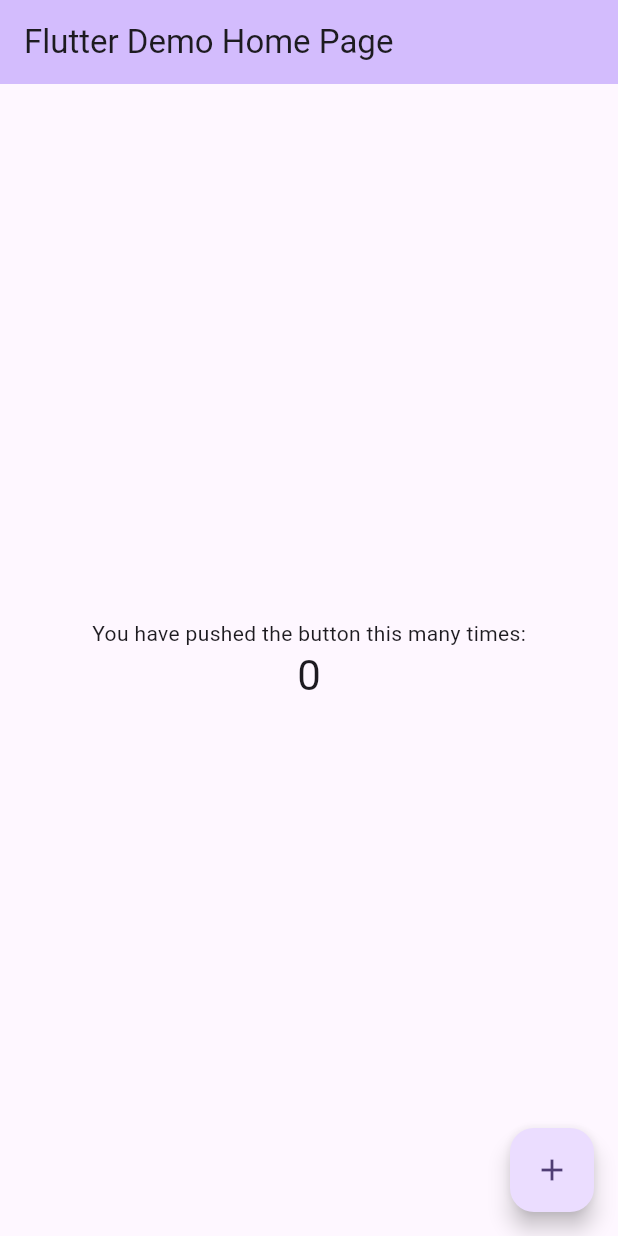
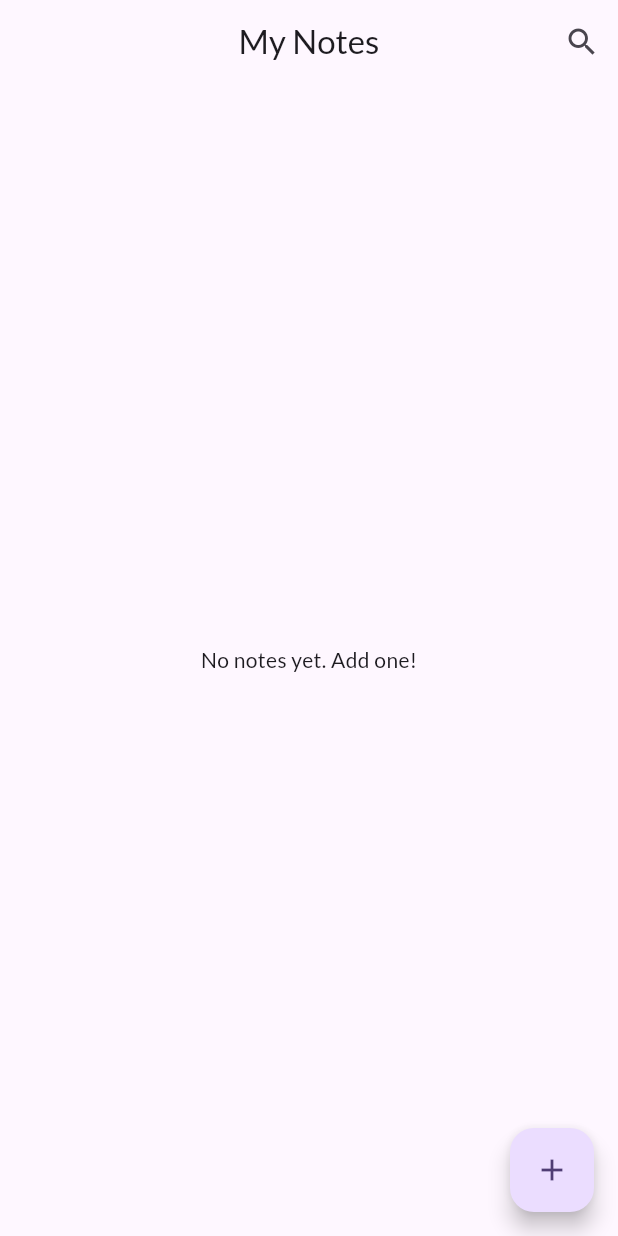
Before and after one commit to visatk/NoteAI, a Flutter app: the screen it shows after launch, on a phone screen of 412 x 824 dp. Run offline on Flutter 3.47's test engine with Material 3 defaults, Android fonts, the phone set to English and light mode, and no system bars; our stand-ins replace google_fonts, sqflite; accounts and stored records are empty.

Commit message:
feat: Implement professional note app with masonry layout and sqflite
Co-authored-by: visatk <261909119+visatk@users.noreply.github.com>

```diff
--- a/lib/main.dart
+++ b/lib/main.dart
@@ -1,122 +1,28 @@
 import 'package:flutter/material.dart';
+import 'package:provider/provider.dart';
+import 'providers/notes_provider.dart';
+import 'screens/home_screen.dart';
+import 'utils/theme.dart';
 
-void main() {
+void main() async {
+  WidgetsFlutterBinding.ensureInitialized();
   runApp(const MyApp());
 }
 
 class MyApp extends StatelessWidget {
   const MyApp({super.key});
 
-  // This widget is the root of your application.
   @override
   Widget build(BuildContext context) {
-    return MaterialApp(
-      title: 'Flutter Demo',
-      theme: ThemeData(
-        // This is the theme of your application.
-        //
-        // TRY THIS: Try running your application with "flutter run". You'll see
-        // the application has a purple toolbar. Then, without quitting the app,
-        // try changing the seedColor in the colorScheme below to Colors.green
-        // and then invoke "hot reload" (save your changes or press the "hot
-        // reload" button in a Flutter-supported IDE, or press "r" if you used
-        // the command line to start the app).
-        //
-        // Notice that the counter didn't reset back to zero; the application
-        // state is not lost during the reload. To reset the state, use hot
-        // restart instead.
-        //
-        // This works for code too, not just values: Most code changes can be
-        // tested with just a hot reload.
-        colorScheme: ColorScheme.fromSeed(seedColor: Colors.deepPurple),
+    return ChangeNotifierProvider(
+      create: (context) => NotesProvider()..loadNotes(),
+      child: MaterialApp(
+        title: 'Professional Notes',
+        theme: AppTheme.lightTheme,
+        darkTheme: AppTheme.darkTheme,
+        themeMode: ThemeMode.system,
+        home: const HomeScreen(),
       ),
-      home: const MyHomePage(title: 'Flutter Demo Home Page'),
     );
   }
 }
-
-class MyHomePage extends StatefulWidget {
-  const MyHomePage({super.key, required this.title});
-
-  // This widget is the home page of your application. It is stateful, meaning
-  // that it has a State object (defined below) that contains fields that affect
-  // how it looks.
-
-  // This class is the configuration for the state. It holds the values (in this
-  // case the title) provided by the parent (in this case the App widget) and
-  // used by the build method of the State. Fields in a Widget subclass are
-  // always marked "final".
-
-  final String title;
-
-  @override
-  State<MyHomePage> createState() => _MyHomePageState();
-}
-
-class _MyHomePageState extends State<MyHomePage> {
-  int _counter = 0;
-
-  void _incrementCounter() {
-    setState(() {
-      // This call to setState tells the Flutter framework that something has
-      // changed in this State, which causes it to rerun the build method below
-      // so that the display can reflect the updated values. If we changed
-      // _counter without calling setState(), then the build method would not be
-      // called again, and so nothing would appear to happen.
-      _counter++;
-    });
-  }
-
-  @override
-  Widget build(BuildContext context) {
-    // This method is rerun every time setState is called, for instance as done
-    // by the _incrementCounter method above.
-    //
-    // The Flutter framework has been optimized to make rerunning build methods
-    // fast, so that you can just rebuild anything that needs updating rather
-    // than having to individually change instances of widgets.
-    return Scaffold(
-      appBar: AppBar(
-        // TRY THIS: Try changing the color here to a specific color (to
-        // Colors.amber, perhaps?) and trigger a hot reload to see the AppBar
-        // change color while the other colors stay the same.
-        backgroundColor: Theme.of(context).colorScheme.inversePrimary,
-        // Here we take the value from the MyHomePage object that was created by
-        // the App.build method, and use it to set our appbar title.
-        title: Text(widget.title),
-      ),
-      body: Center(
-        // Center is a layout widget. It takes a single child and positions it
-        // in the middle of the parent.
-        child: Column(
-          // Column is also a layout widget. It takes a list of children and
-          // arranges them vertically. By default, it sizes itself to fit its
-          // children horizontally, and tries to be as tall as its parent.
-          //
-          // Column has various properties to control how it sizes itself and
-          // how it positions its children. Here we use mainAxisAlignment to
-          // center the children vertically; the main axis here is the vertical
-          // axis because Columns are vertical (the cross axis would be
-          // horizontal).
-          //
-          // TRY THIS: Invoke "debug painting" (choose the "Toggle Debug Paint"
-          // action in the IDE, or press "p" in the console), to see the
-          // wireframe for each widget.
-          mainAxisAlignment: MainAxisAlignment.center,
-          children: <Widget>[
-            const Text('You have pushed the button this many times:'),
-            Text(
-              '$_counter',
-              style: Theme.of(context).textTheme.headlineMedium,
-            ),
-          ],
-        ),
-      ),
-      floatingActionButton: FloatingActionButton(
-        onPressed: _incrementCounter,
-        tooltip: 'Increment',
-        child: const Icon(Icons.add),
-      ), // This trailing comma makes auto-formatting nicer for build methods.
-    );
-  }
-}
--- /dev/null
+++ b/lib/models/note.dart
@@ -0,0 +1,51 @@
+class Note {
+  final String id;
+  final String title;
+  final String content;
+  final DateTime createdAt;
+  final DateTime updatedAt;
+
+  Note({
+    required this.id,
+    required this.title,
+    required this.content,
+    required this.createdAt,
+    required this.updatedAt,
+  });
+
+  Map<String, dynamic> toMap() {
+    return {
+      'id': id,
+      'title': title,
+      'content': content,
+      'createdAt': createdAt.toIso8601String(),
+      'updatedAt': updatedAt.toIso8601String(),
+    };
+  }
+
+  factory Note.fromMap(Map<String, dynamic> map) {
+    return Note(
+      id: map['id'],
+      title: map['title'],
+      content: map['content'],
+      createdAt: DateTime.parse(map['createdAt']),
+      updatedAt: DateTime.parse(map['updatedAt']),
+    );
+  }
+
+  Note copyWith({
+    String? id,
+    String? title,
+    String? content,
+    DateTime? createdAt,
+    DateTime? updatedAt,
+  }) {
+    return Note(
+      id: id ?? this.id,
+      title: title ?? this.title,
+      content: content ?? this.content,
+      createdAt: createdAt ?? this.createdAt,
+      updatedAt: updatedAt ?? this.updatedAt,
+    );
+  }
+}
--- /dev/null
+++ b/lib/providers/notes_provider.dart
@@ -0,0 +1,73 @@
+import 'package:flutter/material.dart';
+import '../models/note.dart';
+import '../db/database_helper.dart';
+import 'package:uuid/uuid.dart';
+
+class NotesProvider with ChangeNotifier {
+  List<Note> _notes = [];
+  bool _isLoading = false;
+  String _searchQuery = '';
+  final DatabaseHelper _dbHelper;
+
+  NotesProvider({DatabaseHelper? dbHelper})
+    : _dbHelper = dbHelper ?? DatabaseHelper.instance;
+
+  List<Note> get notes {
+    if (_searchQuery.isEmpty) {
+      return _notes;
+    } else {
+      return _notes
+          .where(
+            (note) =>
+                note.title.toLowerCase().contains(_searchQuery.toLowerCase()) ||
+                note.content.toLowerCase().contains(_searchQuery.toLowerCase()),
+          )
+          .toList();
+    }
+  }
+
+  List<Note> get allNotes => _notes;
+
+  bool get isLoading => _isLoading;
+
+  Future<void> loadNotes() async {
+    _isLoading = true;
+    notifyListeners();
+
+    _notes = await _dbHelper.getAllNotes();
+
+    _isLoading = false;
+    notifyListeners();
+  }
+
+  Future<void> addNote(String title, String content) async {
+    final newNote = Note(
+      id: const Uuid().v4(),
+      title: title,
+      content: content,
+      createdAt: DateTime.now(),
+      updatedAt: DateTime.now(),
+    );
+
+    await _dbHelper.insertNote(newNote);
+    await loadNotes();
+  }
+
+  Future<void> updateNote(Note note) async {
+    final updatedNote = note.copyWith(updatedAt: DateTime.now());
+
+    await _dbHelper.updateNote(updatedNote);
+    await loadNotes();
+  }
+
+  Future<void> deleteNote(String id) async {
+    await _dbHelper.deleteNote(id);
+    _notes.removeWhere((note) => note.id == id);
+    notifyListeners();
+  }
+
+  void searchNotes(String query) {
+    _searchQuery = query;
+    notifyListeners();
+  }
+}
--- /dev/null
+++ b/lib/screens/home_screen.dart
@@ -0,0 +1,122 @@
+import 'package:flutter/material.dart';
+import 'package:provider/provider.dart';
+import 'package:flutter_staggered_grid_view/flutter_staggered_grid_view.dart';
+import '../providers/notes_provider.dart';
+import '../widgets/note_card.dart';
+import 'note_detail_screen.dart';
+
+class HomeScreen extends StatelessWidget {
+  const HomeScreen({super.key});
+
+  @override
+  Widget build(BuildContext context) {
+    return Scaffold(
+      appBar: AppBar(
+        title: const Text('My Notes'),
+        actions: [
+          IconButton(
+            icon: const Icon(Icons.search),
+            onPressed: () {
+              showSearch(context: context, delegate: NoteSearchDelegate());
+            },
+          ),
+        ],
+      ),
+      body: Consumer<NotesProvider>(
+        builder: (context, notesProvider, child) {
+          if (notesProvider.isLoading) {
+            return const Center(child: CircularProgressIndicator());
+          }
+
+          if (notesProvider.notes.isEmpty) {
+            return const Center(child: Text('No notes yet. Add one!'));
+          }
+
+          return MasonryGridView.count(
+            crossAxisCount: 2,
+            mainAxisSpacing: 8,
+            crossAxisSpacing: 8,
+            padding: const EdgeInsets.all(8),
+            itemCount: notesProvider.notes.length,
+            itemBuilder: (context, index) {
+              final note = notesProvider.notes[index];
+              return NoteCard(note: note, index: index);
+            },
+          );
+        },
+      ),
+      floatingActionButton: FloatingActionButton(
+        onPressed: () {
+          Navigator.push(
+            context,
+            MaterialPageRoute(builder: (context) => const NoteDetailScreen()),
+          );
+        },
+        child: const Icon(Icons.add),
+      ),
+    );
+  }
+}
+
+class NoteSearchDelegate extends SearchDelegate {
+  @override
+  List<Widget>? buildActions(BuildContext context) {
+    return [
+      IconButton(
+        icon: const Icon(Icons.clear),
+        onPressed: () {
+          query = '';
+        },
+      ),
+    ];
+  }
+
+  @override
+  Widget? buildLeading(BuildContext context) {
+    return IconButton(
+      icon: const Icon(Icons.arrow_back),
+      onPressed: () {
+        close(context, null);
+      },
+    );
+  }
+
+  @override
+  Widget buildResults(BuildContext context) {
+    return _buildResults(context);
+  }
+
+  @override
+  Widget buildSuggestions(BuildContext context) {
+    return _buildResults(context);
+  }
+
+  Widget _buildResults(BuildContext context) {
+    return Consumer<NotesProvider>(
+      builder: (context, notesProvider, child) {
+        final filteredNotes = notesProvider.allNotes
+            .where(
+              (note) =>
+                  note.title.toLowerCase().contains(query.toLowerCase()) ||
+                  note.content.toLowerCase().contains(query.toLowerCase()),
+            )
+            .toList();
+
+        if (filteredNotes.isEmpty) {
+          return Center(child: Text('No notes found for "$query"'));
+        }
+        return MasonryGridView.count(
+          crossAxisCount: 2,
+          mainAxisSpacing: 8,
+          crossAxisSpacing: 8,
+          padding: const EdgeInsets.all(8),
+          itemCount: filteredNotes.length,
+          itemBuilder: (context, index) {
+            final note = filteredNotes[index];
+            return NoteCard(note: note, index: index);
+          },
+        );
+      },
+    );
+  }
+}
--- /dev/null
+++ b/lib/utils/theme.dart
@@ -0,0 +1,32 @@
+import 'package:flutter/material.dart';
+import 'package:google_fonts/google_fonts.dart';
+
+class AppTheme {
+  static final ThemeData lightTheme = ThemeData(
+    useMaterial3: true,
+    colorScheme: ColorScheme.fromSeed(
+      seedColor: Colors.deepPurple,
+      brightness: Brightness.light,
+    ),
+    textTheme: GoogleFonts.latoTextTheme(),
+    appBarTheme: const AppBarTheme(
+      centerTitle: true,
+      elevation: 0,
+      scrolledUnderElevation: 0,
+    ),
+  );
+
+  static final ThemeData darkTheme = ThemeData(
+    useMaterial3: true,
+    colorScheme: ColorScheme.fromSeed(
+      seedColor: Colors.deepPurple,
+      brightness: Brightness.dark,
+    ),
+    textTheme: GoogleFonts.latoTextTheme(ThemeData.dark().textTheme),
+    appBarTheme: const AppBarTheme(
+      centerTitle: true,
+      elevation: 0,
+      scrolledUnderElevation: 0,
+    ),
+  );
+}
```
Also changed, not shown: lib/db/database_helper.dart (added, +95 -0 lines), lib/screens/note_detail_screen.dart (added, +103 -0 lines), lib/widgets/note_card.dart (added, +64 -0 lines), pubspec.yaml (+8 -0 lines), pubspec.lock, 4 other files.
